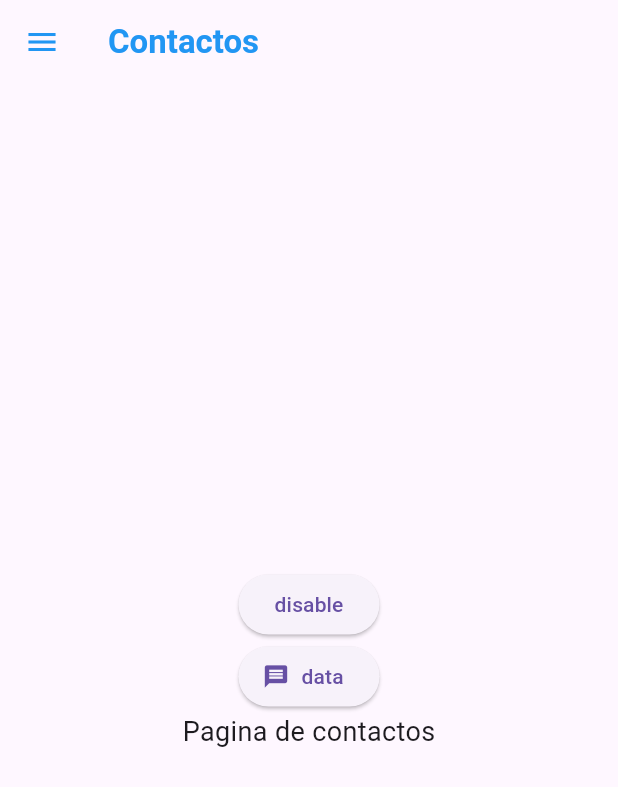
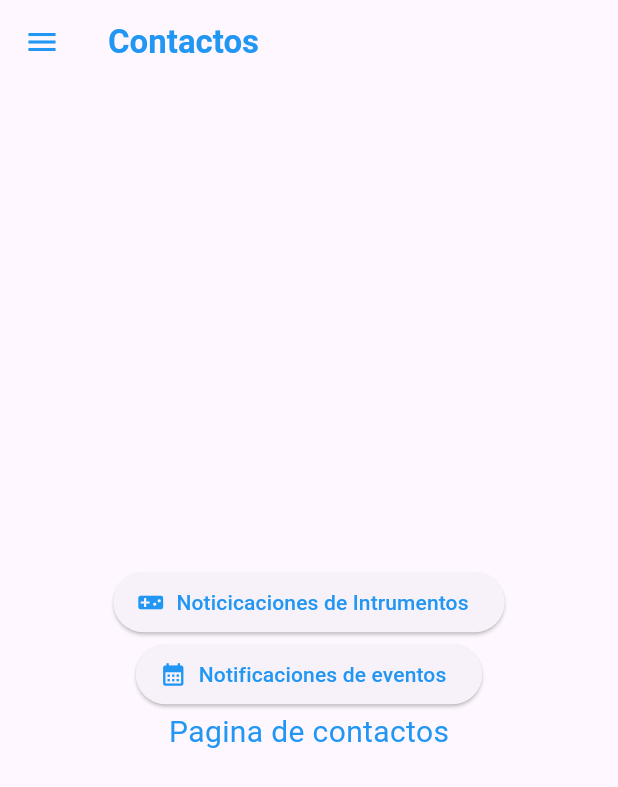
Before and after one commit to CarlosBurgos1609/REFMP, a Flutter app: the ContactsPage screen opened directly, on a phone screen of 412 x 824 dp. Shown: the top 787 px of the screen. Run offline on Flutter 3.47's test engine with Material 3 defaults, Android fonts, the phone set to English and light mode, and no system bars; our stand-ins replace firebase_core; accounts and stored records are empty.

Commit message:
Update contacts

```diff
--- a/lib/interfaces/menu/contacts.dart
+++ b/lib/interfaces/menu/contacts.dart
@@ -39,17 +39,31 @@ class _ContactsPage extends State<ContactsPage> {
           child: Column(
             mainAxisSize: MainAxisSize.min,
             children: <Widget>[
-              ElevatedButton(onPressed: () {}, child: const Text("disable")),
               ElevatedButton.icon(
                 onPressed: () {},
-                label: const Text("data"),
-                icon: Icon(Icons.message),
+                label: const Text(
+                  "Noticicaciones de Intrumentos",
+                  style: TextStyle(color: Colors.blue),
+                ),
+                icon: Icon(
+                  Icons.videogame_asset,
+                  color: Colors.blue,
+                ),
+              ),
+              ElevatedButton.icon(
+                onPressed: () {},
+                label: const Text("Notificaciones de eventos",
+                    style: TextStyle(color: Colors.blue)),
+                icon: Icon(
+                  Icons.calendar_month,
+                  color: Colors.blue,
+                ),
               ),
               const SizedBox(
                 child: Center(
                   child: Text(
                     "Pagina de contactos",
-                    style: TextStyle(fontSize: 18),
+                    style: TextStyle(fontSize: 20, color: Colors.blue),
                   ),
                 ),
               ),
```
